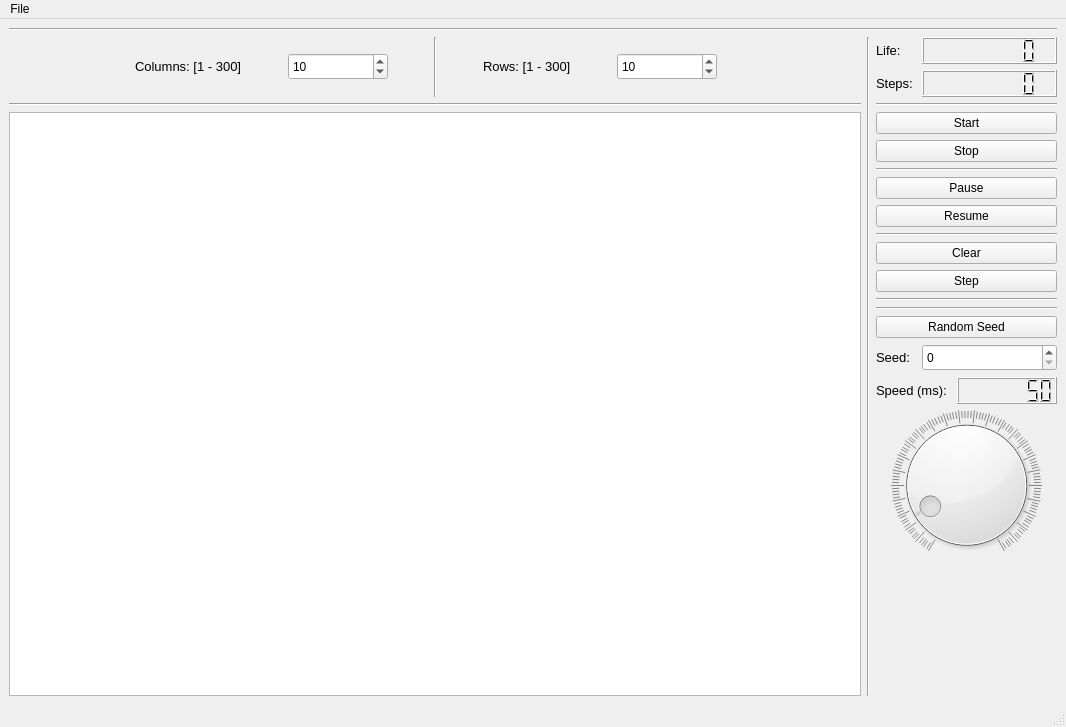
Before: the Qt Designer form mainwindow.ui in MateuszGuzy02/Game-Of-Life, drawn with Qt 5.
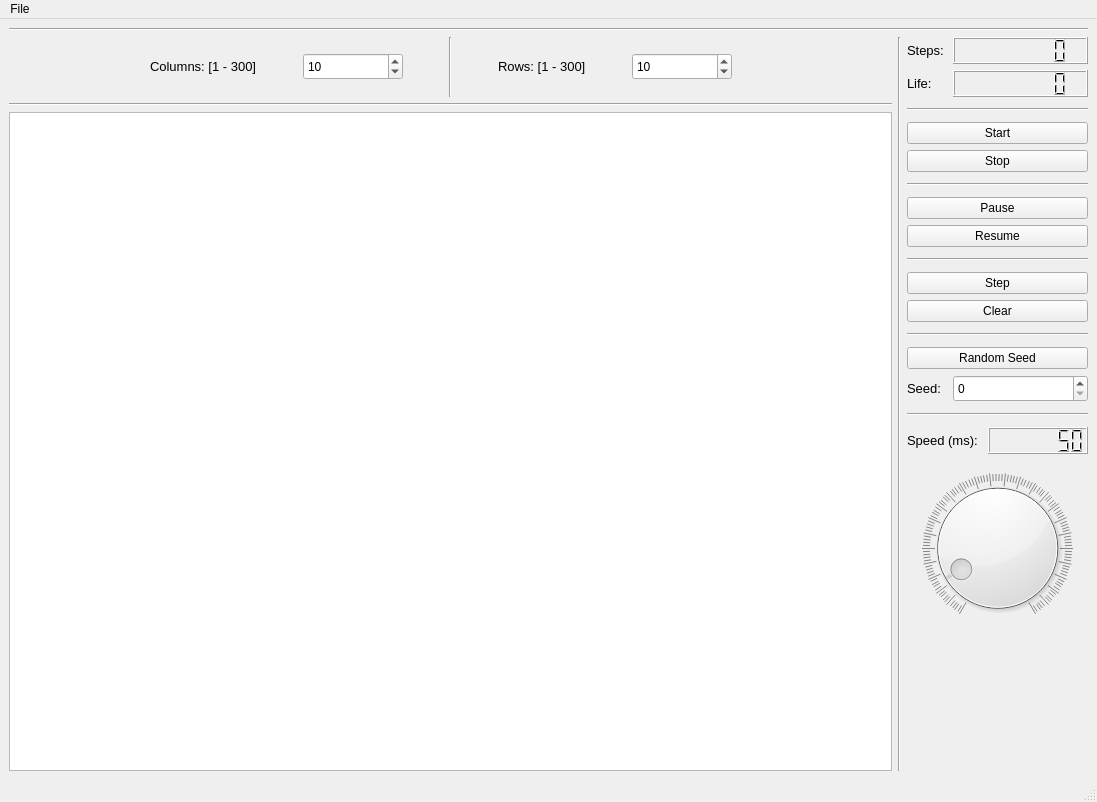
After: the same form once the commit is applied.

```diff
--- a/mainwindow.ui
+++ b/mainwindow.ui
@@ -6,8 +6,8 @@
    <rect>
     <x>0</x>
     <y>0</y>
-    <width>1066</width>
-    <height>727</height>
+    <width>1097</width>
+    <height>802</height>
    </rect>
   </property>
   <property name="windowTitle">
@@ -22,22 +22,22 @@
   <widget class="QWidget" name="centralwidget">
    <layout class="QGridLayout" name="gridLayout">
     <item row="0" column="0">
-     <layout class="QVBoxLayout" name="verticalLayout_11">
-      <item>
-       <widget class="Line" name="line_2">
-        <property name="orientation">
-         <enum>Qt::Horizontal</enum>
-        </property>
-       </widget>
-      </item>
-      <item>
-       <layout class="QHBoxLayout" name="horizontalLayout_5">
-        <item>
          <layout class="QVBoxLayout" name="verticalLayout_10">
           <item>
-           <layout class="QHBoxLayout" name="horizontalLayout_4">
+       <widget class="Line" name="line_2">
+        <property name="orientation">
+         <enum>Qt::Horizontal</enum>
+        </property>
+       </widget>
+      </item>
             <item>
-             <layout class="QHBoxLayout" name="horizontalLayout_3">
+       <layout class="QHBoxLayout" name="horizontalLayout_9">
+        <item>
+         <layout class="QVBoxLayout" name="verticalLayout_9">
+          <item>
+           <layout class="QHBoxLayout" name="horizontalLayout_8">
+            <item>
+             <layout class="QHBoxLayout" name="horizontalLayout_7">
               <item>
                <spacer name="horizontalSpacer_4">
                 <property name="orientation">
@@ -154,7 +154,7 @@
              </widget>
             </item>
             <item>
-             <layout class="QHBoxLayout" name="horizontalLayout_2">
+             <layout class="QHBoxLayout" name="horizontalLayout_6">
               <item>
                <spacer name="horizontalSpacer_2">
                 <property name="orientation">
@@ -273,69 +273,9 @@
          </widget>
         </item>
         <item>
-         <layout class="QVBoxLayout" name="verticalLayout_9">
+         <layout class="QVBoxLayout" name="verticalLayout_8">
           <item>
-           <layout class="QVBoxLayout" name="verticalLayout_3">
-            <item>
-             <layout class="QHBoxLayout" name="horizontalLayout_6">
-              <item>
-               <widget class="QLabel" name="label_2">
-                <property name="minimumSize">
-                 <size>
-                  <width>0</width>
-                  <height>27</height>
-                 </size>
-                </property>
-                <property name="font">
-                 <font>
-                  <pointsize>10</pointsize>
-                 </font>
-                </property>
-                <property name="text">
-                 <string>Life:</string>
-                </property>
-               </widget>
-              </item>
-              <item>
-               <widget class="QLCDNumber" name="LifeCells">
-                <property name="sizePolicy">
-                 <sizepolicy hsizetype="Fixed" vsizetype="Fixed">
-                  <horstretch>0</horstretch>
-                  <verstretch>0</verstretch>
-                 </sizepolicy>
-                </property>
-                <property name="minimumSize">
-                 <size>
-                  <width>135</width>
-                  <height>27</height>
-                 </size>
-                </property>
-                <property name="maximumSize">
-                 <size>
-                  <width>135</width>
-                  <height>27</height>
-                 </size>
-                </property>
-                <property name="font">
-                 <font>
-                  <bold>false</bold>
-                 </font>
-                </property>
-                <property name="autoFillBackground">
-                 <bool>true</bool>
-                </property>
-                <property name="smallDecimalPoint">
-                 <bool>false</bool>
-                </property>
-                <property name="digitCount">
-                 <number>7</number>
-                </property>
-               </widget>
-              </item>
-             </layout>
-            </item>
-            <item>
-             <layout class="QHBoxLayout" name="horizontalLayout_7">
+           <layout class="QHBoxLayout" name="horizontalLayout_2">
               <item>
                <widget class="QLabel" name="label_3">
                 <property name="minimumSize">
@@ -392,6 +332,80 @@
               </item>
              </layout>
             </item>
+          <item>
+           <layout class="QHBoxLayout" name="horizontalLayout_3">
+            <item>
+             <widget class="QLabel" name="label_2">
+              <property name="minimumSize">
+               <size>
+                <width>0</width>
+                <height>27</height>
+               </size>
+              </property>
+              <property name="font">
+               <font>
+                <pointsize>10</pointsize>
+               </font>
+              </property>
+              <property name="text">
+               <string>Life:</string>
+              </property>
+             </widget>
+            </item>
+            <item>
+             <widget class="QLCDNumber" name="LifeCells">
+              <property name="sizePolicy">
+               <sizepolicy hsizetype="Fixed" vsizetype="Fixed">
+                <horstretch>0</horstretch>
+                <verstretch>0</verstretch>
+               </sizepolicy>
+              </property>
+              <property name="minimumSize">
+               <size>
+                <width>135</width>
+                <height>27</height>
+               </size>
+              </property>
+              <property name="maximumSize">
+               <size>
+                <width>135</width>
+                <height>27</height>
+               </size>
+              </property>
+              <property name="font">
+               <font>
+                <bold>false</bold>
+               </font>
+              </property>
+              <property name="autoFillBackground">
+               <bool>true</bool>
+              </property>
+              <property name="smallDecimalPoint">
+               <bool>false</bool>
+              </property>
+              <property name="digitCount">
+               <number>7</number>
+              </property>
+             </widget>
+            </item>
+           </layout>
+          </item>
+          <item>
+           <spacer name="verticalSpacer_3">
+            <property name="orientation">
+             <enum>Qt::Vertical</enum>
+            </property>
+            <property name="sizeType">
+             <enum>QSizePolicy::Minimum</enum>
+            </property>
+            <property name="sizeHint" stdset="0">
+             <size>
+              <width>20</width>
+              <height>5</height>
+             </size>
+            </property>
+           </spacer>
+          </item>
             <item>
              <widget class="Line" name="line_7">
               <property name="orientation">
@@ -400,7 +414,23 @@
              </widget>
             </item>
             <item>
-             <layout class="QVBoxLayout" name="verticalLayout_4">
+           <spacer name="verticalSpacer_4">
+            <property name="orientation">
+             <enum>Qt::Vertical</enum>
+            </property>
+            <property name="sizeType">
+             <enum>QSizePolicy::Minimum</enum>
+            </property>
+            <property name="sizeHint" stdset="0">
+             <size>
+              <width>20</width>
+              <height>5</height>
+             </size>
+            </property>
+           </spacer>
+          </item>
+          <item>
+           <layout class="QVBoxLayout" name="verticalLayout_3">
               <item>
                <widget class="QPushButton" name="startButton">
                 <property name="text">
@@ -418,6 +448,24 @@
                 </property>
                </widget>
               </item>
+           </layout>
+          </item>
+          <item>
+           <spacer name="verticalSpacer_5">
+            <property name="orientation">
+             <enum>Qt::Vertical</enum>
+            </property>
+            <property name="sizeType">
+             <enum>QSizePolicy::Minimum</enum>
+            </property>
+            <property name="sizeHint" stdset="0">
+             <size>
+              <width>20</width>
+              <height>5</height>
+             </size>
+            </property>
+           </spacer>
+          </item>
               <item>
                <widget class="Line" name="line_3">
                 <property name="orientation">
@@ -425,10 +473,24 @@
                 </property>
                </widget>
               </item>
-             </layout>
+          <item>
+           <spacer name="verticalSpacer_6">
+            <property name="orientation">
+             <enum>Qt::Vertical</enum>
+            </property>
+            <property name="sizeType">
+             <enum>QSizePolicy::Minimum</enum>
+            </property>
+            <property name="sizeHint" stdset="0">
+             <size>
+              <width>20</width>
+              <height>5</height>
+             </size>
+            </property>
+           </spacer>
             </item>
             <item>
-             <layout class="QVBoxLayout" name="verticalLayout_5">
+           <layout class="QVBoxLayout" name="verticalLayout_4">
               <item>
                <widget class="QPushButton" name="pauseButton">
                 <property name="text">
@@ -443,6 +505,22 @@
                 </property>
                </widget>
               </item>
+            <item>
+             <spacer name="verticalSpacer_7">
+              <property name="orientation">
+               <enum>Qt::Vertical</enum>
+              </property>
+              <property name="sizeType">
+               <enum>QSizePolicy::Minimum</enum>
+              </property>
+              <property name="sizeHint" stdset="0">
+               <size>
+                <width>20</width>
+                <height>5</height>
+               </size>
+              </property>
+             </spacer>
+            </item>
               <item>
                <widget class="Line" name="line_4">
                 <property name="orientation">
@@ -450,17 +528,24 @@
                 </property>
                </widget>
               </item>
-             </layout>
-            </item>
             <item>
-             <layout class="QVBoxLayout" name="verticalLayout_7">
-              <item>
-               <widget class="QPushButton" name="clearButton">
-                <property name="text">
-                 <string>Clear</string>
-                </property>
-               </widget>
-              </item>
+             <spacer name="verticalSpacer_8">
+              <property name="orientation">
+               <enum>Qt::Vertical</enum>
+              </property>
+              <property name="sizeType">
+               <enum>QSizePolicy::Minimum</enum>
+              </property>
+              <property name="sizeHint" stdset="0">
+               <size>
+                <width>20</width>
+                <height>5</height>
+               </size>
+              </property>
+             </spacer>
+            </item>
+            <item>
+             <layout class="QVBoxLayout" name="verticalLayout_5">
               <item>
                <widget class="QPushButton" name="stepButton">
                 <property name="text">
@@ -468,10 +553,33 @@
                 </property>
                </widget>
               </item>
+              <item>
+               <widget class="QPushButton" name="clearButton">
+                <property name="text">
+                 <string>Clear</string>
+                </property>
+               </widget>
+              </item>
              </layout>
             </item>
+           </layout>
+          </item>
             <item>
-             <layout class="QVBoxLayout" name="verticalLayout_8">
+           <spacer name="verticalSpacer_9">
+            <property name="orientation">
+             <enum>Qt::Vertical</enum>
+            </property>
+            <property name="sizeType">
+             <enum>QSizePolicy::Minimum</enum>
+            </property>
+            <property name="sizeHint" stdset="0">
+             <size>
+              <width>20</width>
+              <height>5</height>
+             </size>
+            </property>
+           </spacer>
+          </item>
               <item>
                <widget class="Line" name="line_6">
                 <property name="orientation">
@@ -479,15 +587,24 @@
                 </property>
                </widget>
               </item>
+          <item>
+           <spacer name="verticalSpacer_10">
+            <property name="orientation">
+             <enum>Qt::Vertical</enum>
+            </property>
+            <property name="sizeType">
+             <enum>QSizePolicy::Minimum</enum>
+            </property>
+            <property name="sizeHint" stdset="0">
+             <size>
+              <width>20</width>
+              <height>5</height>
+             </size>
+            </property>
+           </spacer>
+          </item>
               <item>
                <layout class="QVBoxLayout" name="verticalLayout_6">
-                <item>
-                 <widget class="Line" name="line_5">
-                  <property name="orientation">
-                   <enum>Qt::Horizontal</enum>
-                  </property>
-                 </widget>
-                </item>
                 <item>
                  <widget class="QPushButton" name="randomButton">
                   <property name="text">
@@ -496,7 +613,7 @@
                  </widget>
                 </item>
                 <item>
-                 <layout class="QHBoxLayout" name="horizontalLayout_8">
+             <layout class="QHBoxLayout" name="horizontalLayout_4">
                   <item>
                    <widget class="QLabel" name="label_6">
                     <property name="minimumSize">
@@ -542,7 +659,48 @@
                </layout>
               </item>
               <item>
-               <layout class="QHBoxLayout" name="horizontalLayout_9">
+           <spacer name="verticalSpacer_11">
+            <property name="orientation">
+             <enum>Qt::Vertical</enum>
+            </property>
+            <property name="sizeType">
+             <enum>QSizePolicy::Minimum</enum>
+            </property>
+            <property name="sizeHint" stdset="0">
+             <size>
+              <width>20</width>
+              <height>5</height>
+             </size>
+            </property>
+           </spacer>
+          </item>
+          <item>
+           <widget class="Line" name="line_5">
+            <property name="orientation">
+             <enum>Qt::Horizontal</enum>
+            </property>
+           </widget>
+          </item>
+          <item>
+           <spacer name="verticalSpacer_12">
+            <property name="orientation">
+             <enum>Qt::Vertical</enum>
+            </property>
+            <property name="sizeType">
+             <enum>QSizePolicy::Minimum</enum>
+            </property>
+            <property name="sizeHint" stdset="0">
+             <size>
+              <width>20</width>
+              <height>5</height>
+             </size>
+            </property>
+           </spacer>
+          </item>
+          <item>
+           <layout class="QVBoxLayout" name="verticalLayout_7">
+            <item>
+             <layout class="QHBoxLayout" name="horizontalLayout_5">
                 <item>
                  <widget class="QLabel" name="label">
                   <property name="font">
@@ -596,6 +754,22 @@
                 </item>
                </layout>
               </item>
+            <item>
+             <spacer name="verticalSpacer_2">
+              <property name="orientation">
+               <enum>Qt::Vertical</enum>
+              </property>
+              <property name="sizeType">
+               <enum>QSizePolicy::Minimum</enum>
+              </property>
+              <property name="sizeHint" stdset="0">
+               <size>
+                <width>20</width>
+                <height>13</height>
+               </size>
+              </property>
+             </spacer>
+            </item>
               <item>
                <widget class="QDial" name="speedDial">
                 <property name="minimumSize">
@@ -646,15 +820,13 @@
        </layout>
       </item>
      </layout>
-    </item>
-   </layout>
   </widget>
   <widget class="QMenuBar" name="menubar">
    <property name="geometry">
     <rect>
      <x>0</x>
      <y>0</y>
-     <width>1066</width>
+     <width>1097</width>
      <height>21</height>
     </rect>
    </property>
```
Lines whose indentation alone changed are shown as unchanged.
